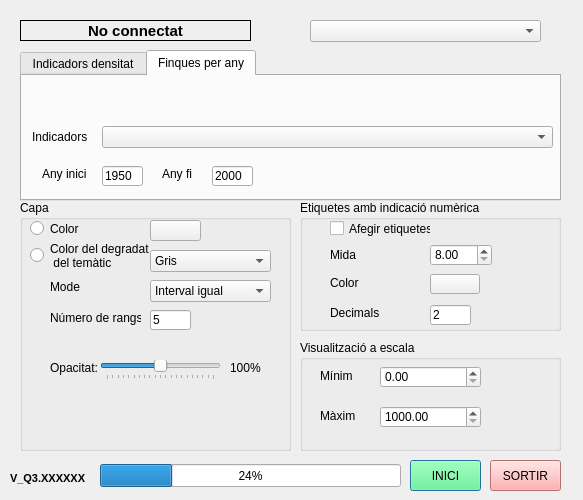
Qt form Indicadors_Habitatge_dialog_base.ui (TecnocampusCCU/Indicadors_Habitatge) before a commit.
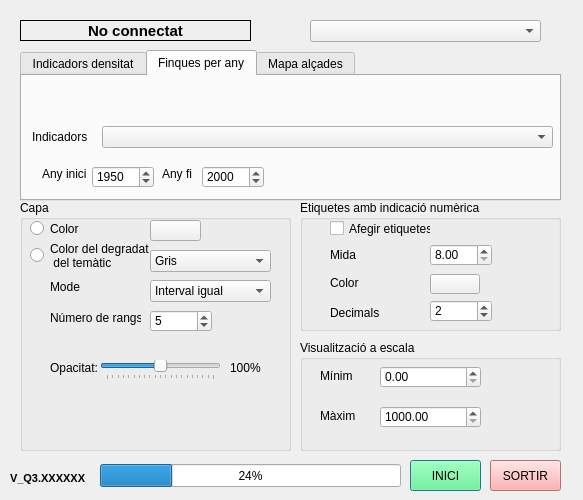
The same form after that commit. The open tabs and pages were chosen to show the change.

Commit message:
V_Q3.201203
Se ha añadido el indicador de mapa de alturas y se han cambiado algunos elementos de la UI.

What changed in the file:
```diff
--- a/Indicadors_Habitatge_dialog_base.ui
+++ b/Indicadors_Habitatge_dialog_base.ui
@@ -545,19 +545,6 @@
    <property name="title">
     <string>Capa</string>
    </property>
-   <widget class="QLineEdit" name="LE_rang">
-    <property name="geometry">
-     <rect>
-      <x>130</x>
-      <y>110</y>
-      <width>41</width>
-      <height>20</height>
-     </rect>
-    </property>
-    <property name="text">
-     <string>5</string>
-    </property>
-   </widget>
    <widget class="QLabel" name="label_7">
     <property name="geometry">
      <rect>
@@ -769,6 +756,28 @@
      <string>Opacitat:</string>
     </property>
    </widget>
+   <widget class="QDoubleSpinBox" name="LE_rang">
+    <property name="geometry">
+     <rect>
+      <x>130</x>
+      <y>110</y>
+      <width>62</width>
+      <height>22</height>
+     </rect>
+    </property>
+    <property name="decimals">
+     <number>0</number>
+    </property>
+    <property name="minimum">
+     <double>1.000000000000000</double>
+    </property>
+    <property name="maximum">
+     <double>50.000000000000000</double>
+    </property>
+    <property name="value">
+     <double>5.000000000000000</double>
+    </property>
+   </widget>
   </widget>
   <widget class="QLabel" name="versio">
    <property name="geometry">
@@ -961,32 +970,6 @@
       <string>Any inici</string>
      </property>
     </widget>
-    <widget class="QLineEdit" name="any_inici">
-     <property name="geometry">
-      <rect>
-       <x>80</x>
-       <y>90</y>
-       <width>41</width>
-       <height>20</height>
-      </rect>
-     </property>
-     <property name="text">
-      <string>1950</string>
-     </property>
-    </widget>
-    <widget class="QLineEdit" name="any_fi">
-     <property name="geometry">
-      <rect>
-       <x>190</x>
-       <y>90</y>
-       <width>41</width>
-       <height>20</height>
-      </rect>
-     </property>
-     <property name="text">
-      <string>2000</string>
-     </property>
-    </widget>
     <widget class="QLabel" name="label_11">
      <property name="geometry">
       <rect>
@@ -1000,6 +983,84 @@
       <string>Any fi</string>
      </property>
     </widget>
+    <widget class="QDoubleSpinBox" name="any_fi">
+     <property name="geometry">
+      <rect>
+       <x>180</x>
+       <y>90</y>
+       <width>62</width>
+       <height>22</height>
+      </rect>
+     </property>
+     <property name="suffix">
+      <string/>
+     </property>
+     <property name="decimals">
+      <number>0</number>
+     </property>
+     <property name="minimum">
+      <double>0.000000000000000</double>
+     </property>
+     <property name="maximum">
+      <double>9999.000000000000000</double>
+     </property>
+     <property name="value">
+      <double>2000.000000000000000</double>
+     </property>
+    </widget>
+    <widget class="QDoubleSpinBox" name="any_inici">
+     <property name="geometry">
+      <rect>
+       <x>70</x>
+       <y>90</y>
+       <width>62</width>
+       <height>22</height>
+      </rect>
+     </property>
+     <property name="suffix">
+      <string/>
+     </property>
+     <property name="decimals">
+      <number>0</number>
+     </property>
+     <property name="minimum">
+      <double>0.000000000000000</double>
+     </property>
+     <property name="maximum">
+      <double>9999.000000000000000</double>
+     </property>
+     <property name="value">
+      <double>1950.000000000000000</double>
+     </property>
+    </widget>
+   </widget>
+   <widget class="QWidget" name="tab_3">
+    <attribute name="title">
+     <string>Mapa alçades</string>
+    </attribute>
+    <widget class="QLabel" name="label_13">
+     <property name="geometry">
+      <rect>
+       <x>10</x>
+       <y>50</y>
+       <width>71</width>
+       <height>21</height>
+      </rect>
+     </property>
+     <property name="text">
+      <string>Indicadors</string>
+     </property>
+    </widget>
+    <widget class="QComboBox" name="comboIndicador_3">
+     <property name="geometry">
+      <rect>
+       <x>80</x>
+       <y>50</y>
+       <width>451</width>
+       <height>22</height>
+      </rect>
+     </property>
+    </widget>
    </widget>
   </widget>
   <widget class="QComboBox" name="comboConnexio">
@@ -1143,17 +1204,29 @@
      <string>Decimals</string>
     </property>
    </widget>
-   <widget class="QLineEdit" name="decimals">
+   <widget class="QDoubleSpinBox" name="decimals">
     <property name="geometry">
      <rect>
       <x>130</x>
-      <y>105</y>
-      <width>41</width>
-      <height>20</height>
+      <y>100</y>
+      <width>62</width>
+      <height>22</height>
      </rect>
     </property>
-    <property name="text">
-     <string>2</string>
+    <property name="suffix">
+     <string/>
+    </property>
+    <property name="decimals">
+     <number>0</number>
+    </property>
+    <property name="minimum">
+     <double>0.000000000000000</double>
+    </property>
+    <property name="maximum">
+     <double>50.000000000000000</double>
+    </property>
+    <property name="value">
+     <double>2.000000000000000</double>
     </property>
    </widget>
   </widget>
```
Left out of the diff: 2 changed lines with no effect on the pictures. The commit also changes 2 other files.
